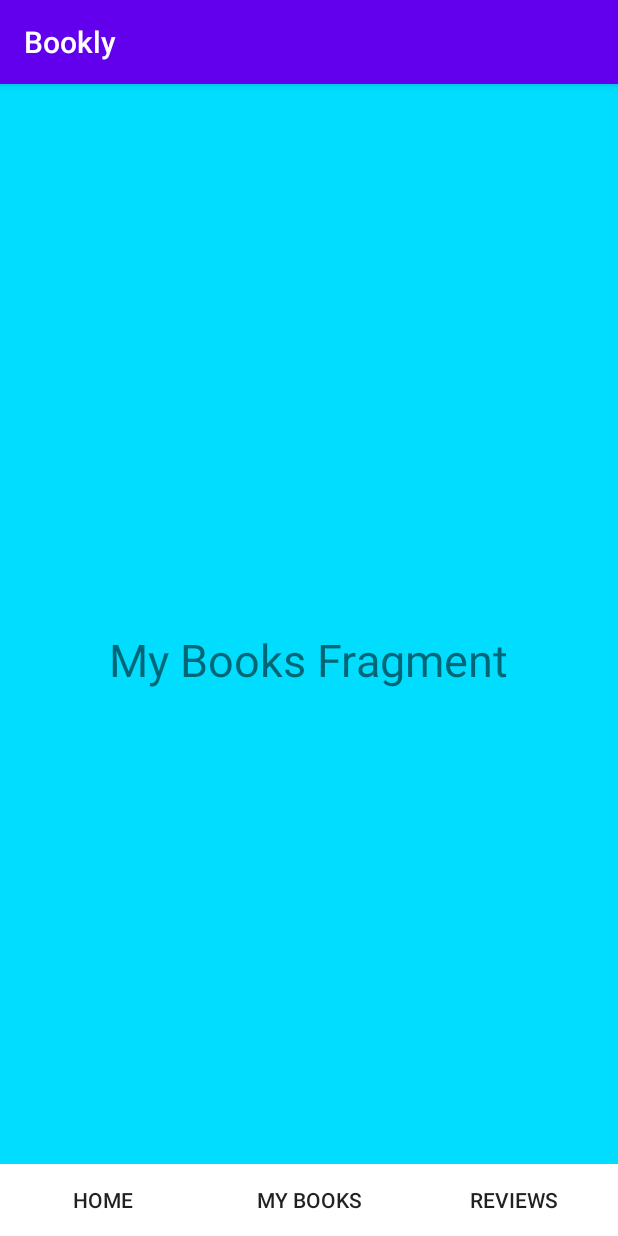
After one commit to Puh00/Bookly, an Android app: the MyBooksFragment screen opened through its navigation route, on a phone screen of 412 x 824 dp. The commit adds this screen. Run offline under Robolectric (Android 15) with nearby library versions, the phone set to English and light mode, and no system bars; our stand-ins replace data binding; 4 statements that could not run were skipped.

Commit message:
Fragments. Work in progress.

```diff
--- /dev/null
+++ b/app/src/main/java/com/example/bookly/HomeFragment.kt
@@ -0,0 +1,33 @@
+package com.example.bookly
+
+import android.os.Bundle
+import android.view.LayoutInflater
+import android.view.View
+import android.view.ViewGroup
+import androidx.databinding.DataBindingUtil
+import androidx.fragment.app.Fragment
+import androidx.navigation.findNavController
+import com.example.bookly.databinding.FragmentMyBooksBinding
+
+class HomeFragment: Fragment() {
+
+
+    override fun onCreateView(
+        inflater: LayoutInflater,
+        container: ViewGroup?,
+        savedInstanceState: Bundle?
+    ): View? {
+        val binding = DataBindingUtil.inflate<FragmentMyBooksBinding>(inflater,
+            R.layout.fragment_home,container,false)
+
+        binding.myBooksButton.setOnClickListener { view: View ->
+            view.findNavController().navigate(R.id.action_homeFragment_to_myBooksFragment)
+        }
+
+        binding.reviewsButton.setOnClickListener { view: View ->
+            view.findNavController().navigate(R.id.action_homeFragment_to_myReviewsFragment)
+        }
+
+        return binding.root
+    }
+}
--- a/app/src/main/java/com/example/bookly/MainActivity.kt
+++ b/app/src/main/java/com/example/bookly/MainActivity.kt
@@ -2,11 +2,29 @@ package com.example.bookly
 
 import android.os.Bundle
 import androidx.appcompat.app.AppCompatActivity
+import androidx.databinding.DataBindingUtil
+import com.example.bookly.databinding.ActivityMainBinding
+
 
 class MainActivity : AppCompatActivity() {
 
     override fun onCreate(savedInstanceState: Bundle?) {
         super.onCreate(savedInstanceState)
-        setContentView(R.layout.activity_main)
+        //setContentView(R.layout.activity_main)
+
+       /* val homeFragment = HomeFragment()
+        val myBooksFragment = MyBooksFragment()
+        val myReviewsFragment = MyReviewsFragment()
+
+        val binding = DataBindingUtil.setContentView<ActivityMainBinding>(this, R.id.bottom_navigation)
+
+*/
+
+        val binding = DataBindingUtil.setContentView<ActivityMainBinding>(this, R.layout.activity_main)
+
+
     }
+
+
+
 }
--- /dev/null
+++ b/app/src/main/java/com/example/bookly/MyBooksFragment.kt
@@ -0,0 +1,33 @@
+package com.example.bookly
+
+import android.os.Bundle
+import android.view.LayoutInflater
+import android.view.View
+import android.view.ViewGroup
+import androidx.databinding.DataBindingUtil
+import androidx.fragment.app.Fragment
+import androidx.navigation.findNavController
+import com.example.bookly.databinding.FragmentMyBooksBinding
+
+class MyBooksFragment: Fragment() {
+
+
+    override fun onCreateView(
+        inflater: LayoutInflater,
+        container: ViewGroup?,
+        savedInstanceState: Bundle?
+    ): View? {
+        val binding = DataBindingUtil.inflate<FragmentMyBooksBinding>(inflater,
+            R.layout.fragment_my_books,container,false)
+
+        binding.homeButton.setOnClickListener { view: View ->
+            view.findNavController().navigate(R.id.action_myBooksFragment_to_homeFragment)
+        }
+
+        binding.reviewsButton.setOnClickListener { view: View ->
+            view.findNavController().navigate(R.id.action_myBooksFragment_to_myReviewsFragment)
+        }
+
+        return binding.root
+    }
+}
--- a/app/src/main/res/layout/activity_main.xml
+++ b/app/src/main/res/layout/activity_main.xml
@@ -1,18 +1,26 @@
 <?xml version="1.0" encoding="utf-8"?>
-<androidx.constraintlayout.widget.ConstraintLayout xmlns:android="http://schemas.android.com/apk/res/android"
-    xmlns:app="http://schemas.android.com/apk/res-auto"
-    xmlns:tools="http://schemas.android.com/tools"
+<layout xmlns:tools="http://schemas.android.com/tools"
+    xmlns:android="http://schemas.android.com/apk/res/android"
+    xmlns:app="http://schemas.android.com/apk/res-auto">
+
+<RelativeLayout
     android:layout_width="match_parent"
     android:layout_height="match_parent"
     tools:context=".MainActivity">
 
-    <TextView
-        android:layout_width="wrap_content"
-        android:layout_height="wrap_content"
-        android:text="Hello World!"
-        app:layout_constraintBottom_toBottomOf="parent"
-        app:layout_constraintLeft_toLeftOf="parent"
-        app:layout_constraintRight_toRightOf="parent"
-        app:layout_constraintTop_toTopOf="parent" />
 
-</androidx.constraintlayout.widget.ConstraintLayout>
+
+    <!-- The NavHostFragment within the activity_main layout -->
+    <fragment
+        android:id="@+id/myNavHostFragment"
+        android:name="androidx.navigation.fragment.NavHostFragment"
+        android:layout_width="match_parent"
+        android:layout_height="match_parent"
+        app:navGraph="@navigation/navigation"
+        app:defaultNavHost="true" />
+
+
+
+
+</RelativeLayout>
+</layout>
--- /dev/null
+++ b/app/src/main/res/layout/fragment_my_books.xml
@@ -0,0 +1,60 @@
+<?xml version="1.0" encoding="utf-8"?>
+
+<layout xmlns:app="http://schemas.android.com/apk/res-auto"
+    xmlns:android="http://schemas.android.com/apk/res/android">
+<RelativeLayout
+    android:layout_width="match_parent" android:layout_height="match_parent"
+    android:background="@android:color/holo_blue_bright">
+
+    <androidx.constraintlayout.widget.ConstraintLayout
+        android:layout_width="match_parent"
+        android:layout_height="wrap_content"
+        android:layout_alignParentBottom="true"
+        android:background="@color/design_default_color_surface">
+
+        <Button
+            android:id="@+id/home_button"
+            style="?android:attr/borderlessButtonStyle"
+            android:layout_width="135sp"
+            android:layout_height="wrap_content"
+            android:text="Home"
+            app:layout_constraintBottom_toBottomOf="parent"
+            app:layout_constraintEnd_toStartOf="@+id/my_books_button"
+            app:layout_constraintHorizontal_bias="0.5"
+            app:layout_constraintStart_toStartOf="parent"
+            app:layout_constraintTop_toTopOf="parent" />
+
+        <Button
+            android:id="@+id/my_books_button"
+            style="?android:attr/borderlessButtonStyle"
+            android:layout_width="135sp"
+            android:layout_height="wrap_content"
+            android:text="My Books"
+            app:layout_constraintBottom_toBottomOf="parent"
+            app:layout_constraintEnd_toStartOf="@+id/reviews_button"
+            app:layout_constraintHorizontal_bias="0.5"
+            app:layout_constraintStart_toEndOf="@+id/home_button"
+            app:layout_constraintTop_toTopOf="parent" />
+
+        <Button
+            android:id="@+id/reviews_button"
+            style="?android:attr/borderlessButtonStyle"
+            android:layout_width="135sp"
+            android:layout_height="wrap_content"
+            android:text="Reviews"
+            app:layout_constraintBottom_toBottomOf="parent"
+            app:layout_constraintEnd_toEndOf="parent"
+            app:layout_constraintHorizontal_bias="0.5"
+            app:layout_constraintStart_toEndOf="@+id/my_books_button"
+            app:layout_constraintTop_toTopOf="parent" />
+    </androidx.constraintlayout.widget.ConstraintLayout>
+
+    <TextView
+        android:layout_width="wrap_content"
+        android:layout_height="wrap_content"
+        android:text="My Books Fragment"
+        android:textSize="30sp"
+        android:layout_centerInParent="true"/>
+
+</RelativeLayout>
+</layout>
--- /dev/null
+++ b/app/src/main/res/navigation/navigation.xml
@@ -0,0 +1,43 @@
+<?xml version="1.0" encoding="utf-8"?>
+<navigation xmlns:android="http://schemas.android.com/apk/res/android"
+    xmlns:app="http://schemas.android.com/apk/res-auto" android:id="@+id/navigation"
+    xmlns:tools="http://schemas.android.com/tools"
+    app:startDestination="@id/homeFragment">
+
+    <fragment
+        android:id="@+id/homeFragment"
+        android:name="com.example.bookly.HomeFragment"
+        android:label="HomeFragment"
+        tools:layout="@layout/fragment_home">
+        <action
+            android:id="@+id/action_homeFragment_to_myBooksFragment"
+            app:destination="@id/myBooksFragment" />
+        <action
+            android:id="@+id/action_homeFragment_to_myReviewsFragment"
+            app:destination="@id/myReviewsFragment" />
+    </fragment>
+    <fragment
+        android:id="@+id/myBooksFragment"
+        android:name="com.example.bookly.MyBooksFragment"
+        android:label="MyBooksFragment"
+        tools:layout="@layout/fragment_my_books">
+        <action
+            android:id="@+id/action_myBooksFragment_to_homeFragment"
+            app:destination="@id/homeFragment" />
+        <action
+            android:id="@+id/action_myBooksFragment_to_myReviewsFragment"
+            app:destination="@id/myReviewsFragment" />
+    </fragment>
+    <fragment
+        android:id="@+id/myReviewsFragment"
+        android:name="com.example.bookly.MyReviewsFragment"
+        android:label="MyReviewsFragment"
+        tools:layout="@layout/fragment_my_reviews">
+        <action
+            android:id="@+id/action_myReviewsFragment_to_homeFragment"
+            app:destination="@id/homeFragment" />
+        <action
+            android:id="@+id/action_myReviewsFragment_to_myBooksFragment"
+            app:destination="@id/myBooksFragment" />
+    </fragment>
+</navigation>
```
Also changed, not shown: app/build.gradle (+13 -1 lines), app/src/main/java/com/example/bookly/MyReviewsFragment.kt (added, +33 -0 lines), app/src/main/res/layout/fragment_home.xml (added, +62 -0 lines), app/src/main/res/layout/fragment_my_reviews.xml (added, +60 -0 lines), build.gradle (+7 -1 lines).
